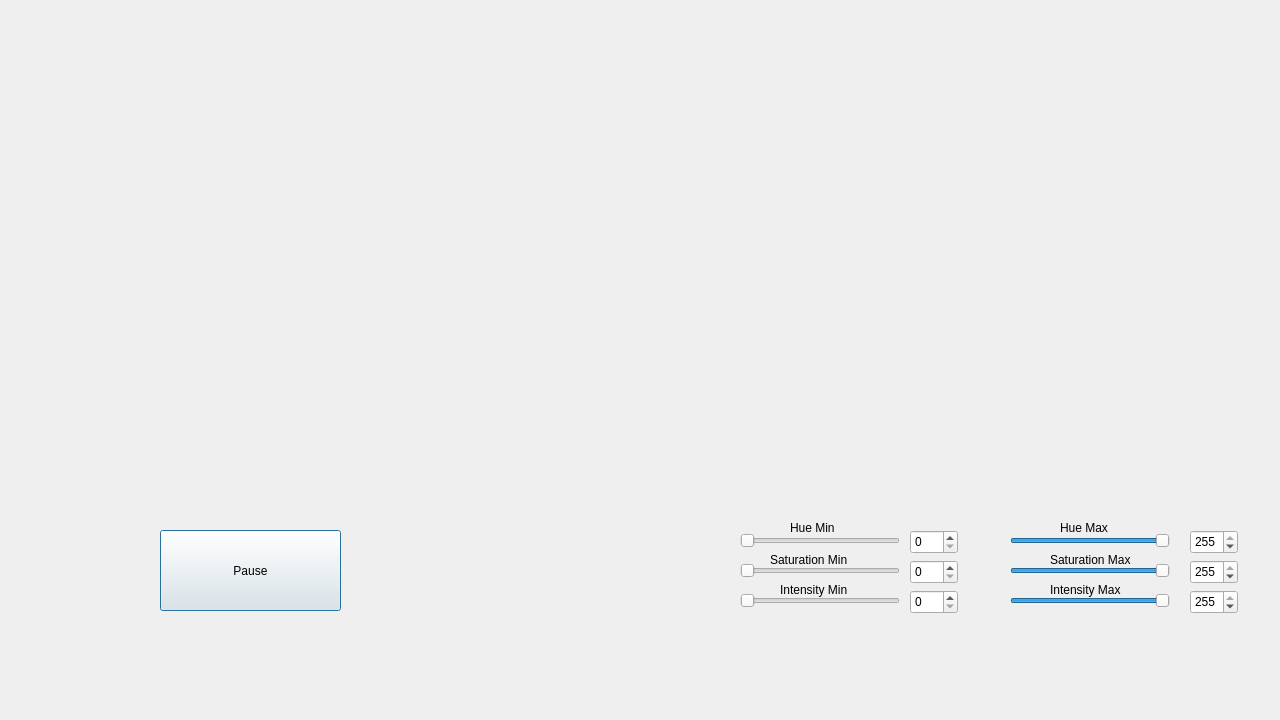
First picture: the form in scannerGUI/scanwindow.ui, repository JDStone15/CapstoneDesign, before the edit.
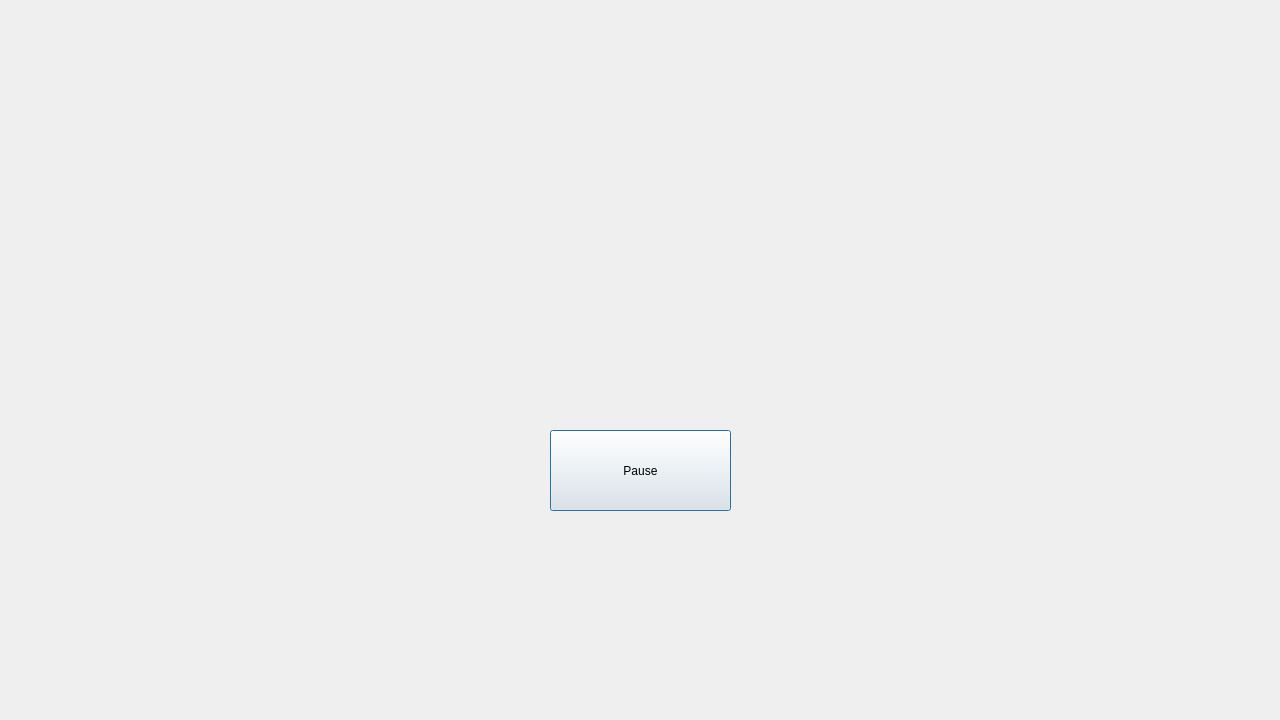
Second picture: the form after the edit.

What changed in the file:
```diff
--- a/scannerGUI/scanwindow.ui
+++ b/scannerGUI/scanwindow.ui
@@ -22,10 +22,10 @@
   <widget class="QLabel" name="lbloriginal">
    <property name="geometry">
     <rect>
-     <x>60</x>
-     <y>80</y>
-     <width>512</width>
-     <height>288</height>
+     <x>320</x>
+     <y>40</y>
+     <width>640</width>
+     <height>320</height>
     </rect>
    </property>
    <property name="text">
@@ -35,8 +35,8 @@
   <widget class="QPushButton" name="on_btnPauseOrResume">
    <property name="geometry">
     <rect>
-     <x>160</x>
-     <y>530</y>
+     <x>550</x>
+     <y>430</y>
      <width>181</width>
      <height>81</height>
     </rect>
@@ -48,289 +48,6 @@
     <string>Pause</string>
    </property>
   </widget>
-  <widget class="QLabel" name="lbloriginal_2">
-   <property name="geometry">
-    <rect>
-     <x>710</x>
-     <y>90</y>
-     <width>512</width>
-     <height>288</height>
-    </rect>
-   </property>
-   <property name="text">
-    <string/>
-   </property>
-  </widget>
-  <widget class="QSlider" name="horizontalSlider">
-   <property name="geometry">
-    <rect>
-     <x>740</x>
-     <y>530</y>
-     <width>160</width>
-     <height>22</height>
-    </rect>
-   </property>
-   <property name="maximum">
-    <number>255</number>
-   </property>
-   <property name="orientation">
-    <enum>Qt::Horizontal</enum>
-   </property>
-  </widget>
-  <widget class="QSlider" name="horizontalSlider_2">
-   <property name="geometry">
-    <rect>
-     <x>740</x>
-     <y>560</y>
-     <width>160</width>
-     <height>22</height>
-    </rect>
-   </property>
-   <property name="maximum">
-    <number>255</number>
-   </property>
-   <property name="orientation">
-    <enum>Qt::Horizontal</enum>
-   </property>
-  </widget>
-  <widget class="QSlider" name="horizontalSlider_3">
-   <property name="geometry">
-    <rect>
-     <x>740</x>
-     <y>590</y>
-     <width>160</width>
-     <height>22</height>
-    </rect>
-   </property>
-   <property name="maximum">
-    <number>255</number>
-   </property>
-   <property name="orientation">
-    <enum>Qt::Horizontal</enum>
-   </property>
-  </widget>
-  <widget class="QLabel" name="label">
-   <property name="geometry">
-    <rect>
-     <x>790</x>
-     <y>520</y>
-     <width>59</width>
-     <height>16</height>
-    </rect>
-   </property>
-   <property name="text">
-    <string>Hue Min</string>
-   </property>
-  </widget>
-  <widget class="QLabel" name="label_2">
-   <property name="geometry">
-    <rect>
-     <x>770</x>
-     <y>550</y>
-     <width>91</width>
-     <height>20</height>
-    </rect>
-   </property>
-   <property name="text">
-    <string>Saturation Min</string>
-   </property>
-  </widget>
-  <widget class="QLabel" name="label_3">
-   <property name="geometry">
-    <rect>
-     <x>780</x>
-     <y>580</y>
-     <width>81</width>
-     <height>20</height>
-    </rect>
-   </property>
-   <property name="text">
-    <string>Intensity Min</string>
-   </property>
-  </widget>
-  <widget class="QSlider" name="horizontalSlider_4">
-   <property name="geometry">
-    <rect>
-     <x>1010</x>
-     <y>590</y>
-     <width>160</width>
-     <height>22</height>
-    </rect>
-   </property>
-   <property name="maximum">
-    <number>255</number>
-   </property>
-   <property name="value">
-    <number>255</number>
-   </property>
-   <property name="orientation">
-    <enum>Qt::Horizontal</enum>
-   </property>
-  </widget>
-  <widget class="QLabel" name="label_4">
-   <property name="geometry">
-    <rect>
-     <x>1050</x>
-     <y>580</y>
-     <width>91</width>
-     <height>20</height>
-    </rect>
-   </property>
-   <property name="text">
-    <string>Intensity Max</string>
-   </property>
-  </widget>
-  <widget class="QSlider" name="horizontalSlider_5">
-   <property name="geometry">
-    <rect>
-     <x>1010</x>
-     <y>560</y>
-     <width>160</width>
-     <height>22</height>
-    </rect>
-   </property>
-   <property name="maximum">
-    <number>255</number>
-   </property>
-   <property name="value">
-    <number>255</number>
-   </property>
-   <property name="orientation">
-    <enum>Qt::Horizontal</enum>
-   </property>
-  </widget>
-  <widget class="QLabel" name="label_5">
-   <property name="geometry">
-    <rect>
-     <x>1050</x>
-     <y>550</y>
-     <width>91</width>
-     <height>20</height>
-    </rect>
-   </property>
-   <property name="text">
-    <string>Saturation Max</string>
-   </property>
-  </widget>
-  <widget class="QSlider" name="horizontalSlider_6">
-   <property name="geometry">
-    <rect>
-     <x>1010</x>
-     <y>530</y>
-     <width>160</width>
-     <height>22</height>
-    </rect>
-   </property>
-   <property name="maximum">
-    <number>255</number>
-   </property>
-   <property name="value">
-    <number>255</number>
-   </property>
-   <property name="orientation">
-    <enum>Qt::Horizontal</enum>
-   </property>
-  </widget>
-  <widget class="QLabel" name="label_6">
-   <property name="geometry">
-    <rect>
-     <x>1060</x>
-     <y>520</y>
-     <width>59</width>
-     <height>16</height>
-    </rect>
-   </property>
-   <property name="text">
-    <string>Hue Max</string>
-   </property>
-  </widget>
-  <widget class="QSpinBox" name="spinBox">
-   <property name="geometry">
-    <rect>
-     <x>910</x>
-     <y>530</y>
-     <width>48</width>
-     <height>24</height>
-    </rect>
-   </property>
-   <property name="maximum">
-    <number>255</number>
-   </property>
-  </widget>
-  <widget class="QSpinBox" name="spinBox_2">
-   <property name="geometry">
-    <rect>
-     <x>910</x>
-     <y>560</y>
-     <width>48</width>
-     <height>24</height>
-    </rect>
-   </property>
-   <property name="maximum">
-    <number>255</number>
-   </property>
-  </widget>
-  <widget class="QSpinBox" name="spinBox_3">
-   <property name="geometry">
-    <rect>
-     <x>910</x>
-     <y>590</y>
-     <width>48</width>
-     <height>24</height>
-    </rect>
-   </property>
-   <property name="maximum">
-    <number>255</number>
-   </property>
-  </widget>
-  <widget class="QSpinBox" name="spinBox_4">
-   <property name="geometry">
-    <rect>
-     <x>1190</x>
-     <y>530</y>
-     <width>48</width>
-     <height>24</height>
-    </rect>
-   </property>
-   <property name="maximum">
-    <number>255</number>
-   </property>
-   <property name="value">
-    <number>255</number>
-   </property>
-  </widget>
-  <widget class="QSpinBox" name="spinBox_5">
-   <property name="geometry">
-    <rect>
-     <x>1190</x>
-     <y>560</y>
-     <width>48</width>
-     <height>24</height>
-    </rect>
-   </property>
-   <property name="maximum">
-    <number>255</number>
-   </property>
-   <property name="value">
-    <number>255</number>
-   </property>
-  </widget>
-  <widget class="QSpinBox" name="spinBox_6">
-   <property name="geometry">
-    <rect>
-     <x>1190</x>
-     <y>590</y>
-     <width>48</width>
-     <height>24</height>
-    </rect>
-   </property>
-   <property name="maximum">
-    <number>255</number>
-   </property>
-   <property name="value">
-    <number>255</number>
-   </property>
-  </widget>
  </widget>
  <resources/>
  <connections>
```
Left out of the diff: 181 changed lines with no effect on the pictures.
